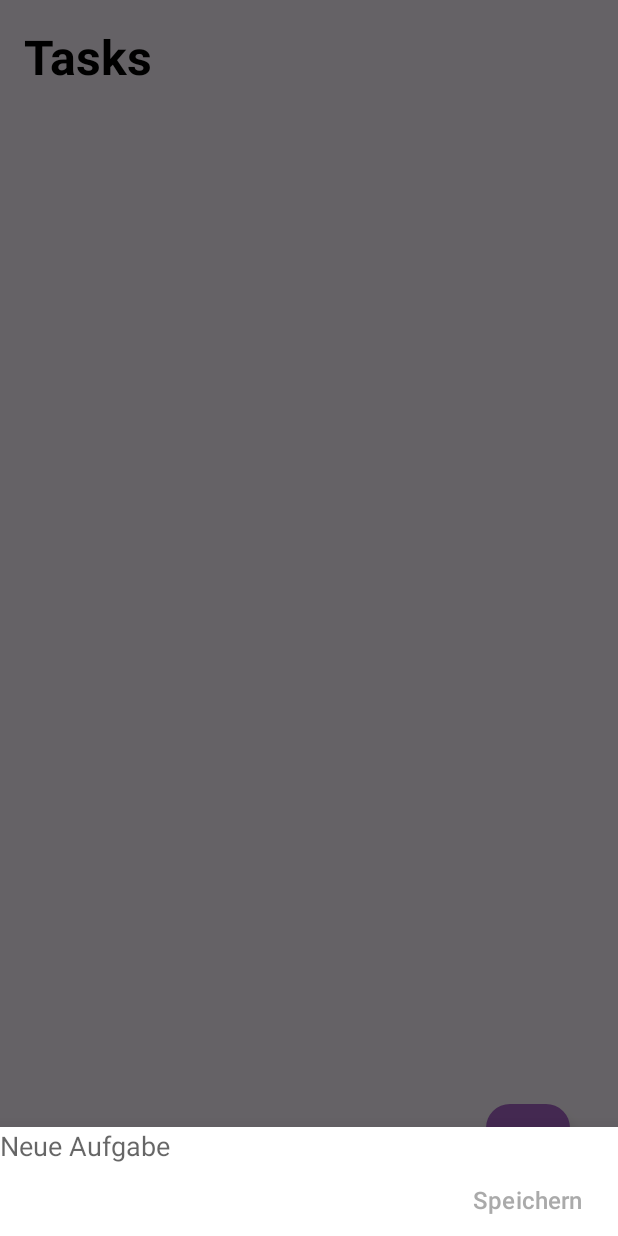
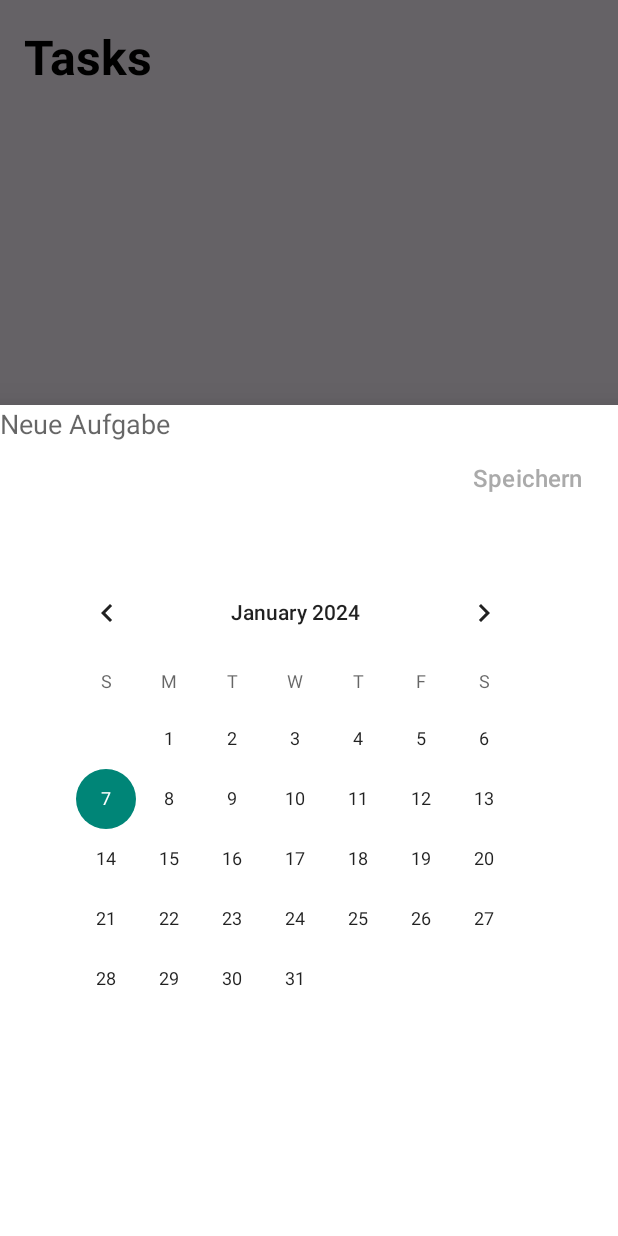
Before and after one commit to shams72/FunTaskTic, an Android app: the fragment AddNewTask placed in its activity, on a phone screen of 412 x 824 dp. Run offline under Robolectric (Android 15) with nearby library versions, the phone set to English and light mode, and no system bars.

Commit message:
new_Calendar_Feature

```diff
--- a/app/src/main/res/layout/new_task.xml
+++ b/app/src/main/res/layout/new_task.xml
@@ -1,13 +1,14 @@
 <RelativeLayout xmlns:android="http://schemas.android.com/apk/res/android"
     android:layout_width="match_parent"
-    android:layout_height="wrap_content">
+    android:layout_height="match_parent">
+
     <EditText
         android:id="@+id/newTaskText"
         android:layout_width="match_parent"
         android:layout_height="wrap_content"
         android:background="@null"
-        android:textAppearance="@style/TextAppearance.AppCompat.Medium"
-        android:hint="Neue Aufgabe"/>
+        android:hint="Neue Aufgabe"
+        android:textAppearance="@style/TextAppearance.AppCompat.Medium" />
 
     <Button
         android:id="@+id/newTaskButton"
@@ -15,10 +16,21 @@
         android:layout_height="wrap_content"
         android:layout_below="@id/newTaskText"
         android:layout_alignParentEnd="true"
-        android:textSize="16sp"
+        android:background="@android:color/transparent"
         android:text="Speichern"
+        android:textAllCaps="false"
         android:textColor="@android:color/darker_gray"
-        android:textAllCaps="false"
-        android:background="@android:color/transparent"/>
+        android:textSize="16sp" />
+
+    <CalendarView
+        android:id="@+id/calendarView"
+        android:layout_width="332dp"
+        android:layout_height="449dp"
+        android:layout_below="@+id/newTaskText"
+        android:layout_alignParentStart="true"
+        android:layout_alignParentEnd="true"
+        android:layout_marginStart="30dp"
+        android:layout_marginTop="80dp"
+        android:layout_marginEnd="48dp" />
 
 </RelativeLayout>
```
Also changed, not shown: app/src/main/java/com/example/funtasktic_app_/AddNewTask.java (+76 -8 lines).
